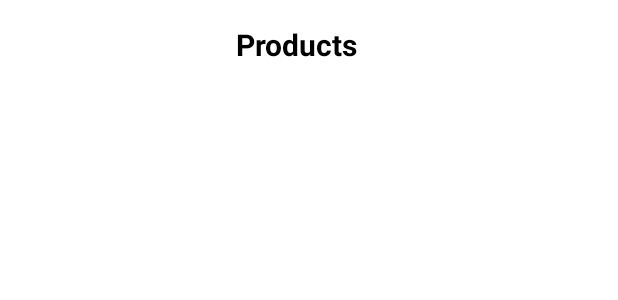
After one commit to zansangeeth/CoderSwagNew, an Android app: the layout activity_products.xml on its own in the app's theme, with its tools: preview values and no code run, on a phone screen of 412 x 824 dp. The commit adds this screen. Shown: the top 300 px of the screen. Run offline under Robolectric (Android 15) with nearby library versions, the phone set to English and light mode, and no system bars.

Commit message:
categoryRecyclerAdapterAdded

```diff
--- a/app/src/main/AndroidManifest.xml
+++ b/app/src/main/AndroidManifest.xml
@@ -10,6 +10,9 @@
         android:supportsRtl="true"
         android:theme="@style/Theme.CoderSwag">
         <activity
+            android:name=".Controller.productsActivity"
+            android:exported="false" />
+        <activity
             android:name=".Controller.MainActivity"
             android:exported="true">
             <intent-filter>
--- /dev/null
+++ b/app/src/main/java/com/zasa/coderswag/Utils/Constants.kt
@@ -0,0 +1,3 @@
+package com.zasa.coderswag.Utils
+
+const val EXTRA_CATEGORY = "category"
--- /dev/null
+++ b/app/src/main/res/layout/activity_products.xml
@@ -0,0 +1,39 @@
+<?xml version="1.0" encoding="utf-8"?>
+<androidx.constraintlayout.widget.ConstraintLayout xmlns:android="http://schemas.android.com/apk/res/android"
+    xmlns:app="http://schemas.android.com/apk/res-auto"
+    xmlns:tools="http://schemas.android.com/tools"
+    android:layout_width="match_parent"
+    android:layout_height="match_parent"
+    tools:context=".Controller.productsActivity">
+
+    <TextView
+        android:id="@+id/textView"
+        android:layout_width="wrap_content"
+        android:layout_height="wrap_content"
+        android:layout_marginLeft="16dp"
+        android:layout_marginTop="16dp"
+        android:layout_marginEnd="16dp"
+        android:text="Products"
+        android:textColor="@color/black"
+        android:textSize="20dp"
+        android:textStyle="bold"
+        app:layout_constraintEnd_toEndOf="parent"
+        app:layout_constraintLeft_toLeftOf="parent"
+        app:layout_constraintStart_toStartOf="parent"
+        app:layout_constraintTop_toTopOf="parent" />
+
+    <androidx.recyclerview.widget.RecyclerView
+        android:id="@+id/productsListView"
+        android:layout_width="0dp"
+        android:layout_height="0dp"
+        android:layout_marginStart="8dp"
+        android:layout_marginTop="8dp"
+        android:layout_marginEnd="8dp"
+        android:layout_marginBottom="8dp"
+        app:layout_constraintBottom_toBottomOf="parent"
+        app:layout_constraintEnd_toEndOf="parent"
+        app:layout_constraintStart_toStartOf="parent"
+        app:layout_constraintTop_toBottomOf="@+id/textView"
+        android:divider="@null"/>
+
+</androidx.constraintlayout.widget.ConstraintLayout>
```
Also changed, not shown: app/src/main/java/com/zasa/coderswag/Adapers/CategoryRecycleAdapter.kt (+5 -3 lines), app/src/main/java/com/zasa/coderswag/Controller/MainActivity.kt (+12 -4 lines), app/src/main/java/com/zasa/coderswag/Controller/productsActivity.kt (added, +16 -0 lines).
